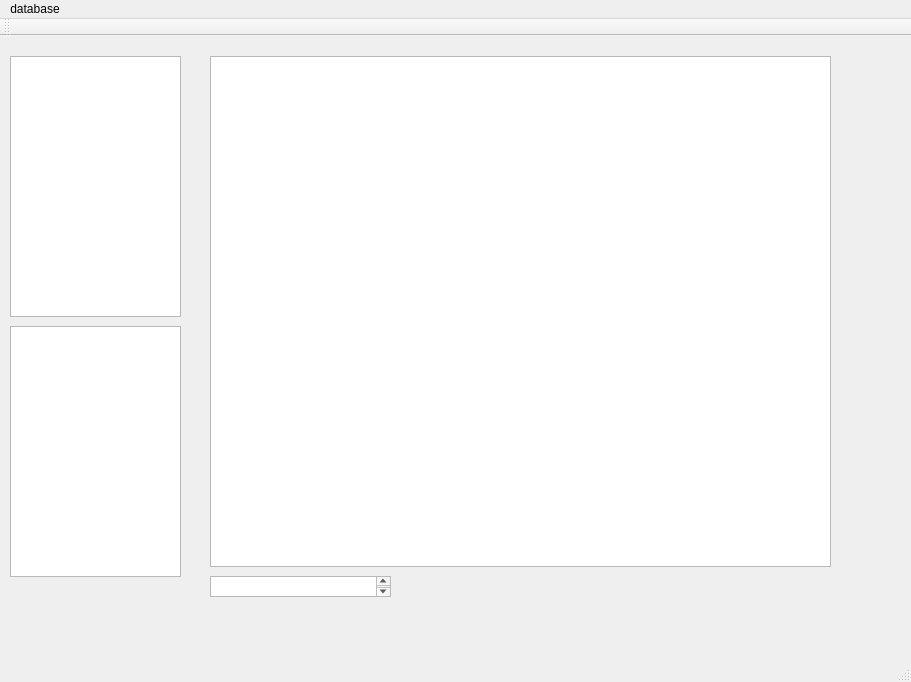
Before: the Qt Designer form Source/GUI/Windows/MainWindow/mainwindow.ui in sunnybouorm/BacklogManager_Qt, drawn with Qt 5.
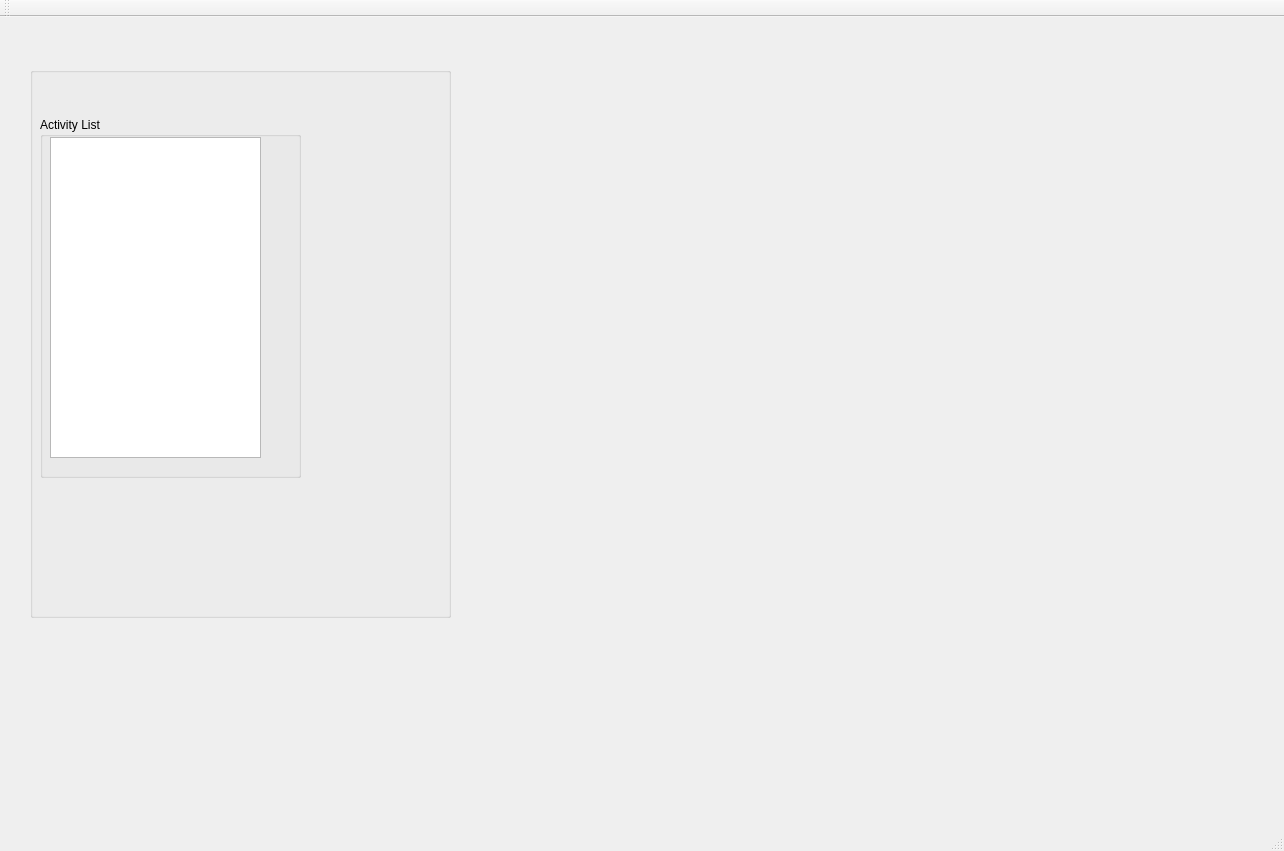
After: the same form once the commit is applied.

Commit message: activity list view now initializes and displays properly, currently read only

What changed in the file:
```diff
--- a/Source/GUI/Windows/MainWindow/mainwindow.ui
+++ b/Source/GUI/Windows/MainWindow/mainwindow.ui
@@ -6,53 +6,52 @@
    <rect>
     <x>0</x>
     <y>0</y>
-    <width>911</width>
-    <height>682</height>
+    <width>1284</width>
+    <height>851</height>
    </rect>
   </property>
   <property name="windowTitle">
    <string>MainWindow</string>
   </property>
   <widget class="QWidget" name="centralWidget">
-   <widget class="QListWidget" name="listWidget">
+   <widget class="QGroupBox" name="groupBox">
     <property name="geometry">
      <rect>
-      <x>10</x>
-      <y>20</y>
-      <width>171</width>
-      <height>261</height>
+      <x>30</x>
+      <y>50</y>
+      <width>421</width>
+      <height>551</height>
      </rect>
     </property>
-   </widget>
-   <widget class="QListWidget" name="listWidget_2">
-    <property name="geometry">
-     <rect>
-      <x>10</x>
-      <y>290</y>
-      <width>171</width>
-      <height>251</height>
-     </rect>
+    <property name="title">
+     <string/>
     </property>
-   </widget>
-   <widget class="QTableView" name="tableView">
-    <property name="geometry">
-     <rect>
-      <x>210</x>
-      <y>20</y>
-      <width>621</width>
-      <height>511</height>
-     </rect>
-    </property>
-   </widget>
-   <widget class="QTextBrowser" name="textBrowser">
-    <property name="geometry">
-     <rect>
-      <x>210</x>
-      <y>540</y>
-      <width>181</width>
-      <height>21</height>
-     </rect>
-    </property>
+    <widget class="QGroupBox" name="groupBox_2">
+     <property name="geometry">
+      <rect>
+       <x>10</x>
+       <y>50</y>
+       <width>261</width>
+       <height>361</height>
+      </rect>
+     </property>
+     <property name="title">
+      <string>Activity List</string>
+     </property>
+     <widget class="QListView" name="ActivityList">
+      <property name="geometry">
+       <rect>
+        <x>10</x>
+        <y>20</y>
+        <width>211</width>
+        <height>321</height>
+       </rect>
+      </property>
+      <property name="modelColumn">
+       <number>0</number>
+      </property>
+     </widget>
+    </widget>
    </widget>
   </widget>
   <widget class="QMenuBar" name="menuBar">
@@ -60,19 +59,10 @@
     <rect>
      <x>0</x>
      <y>0</y>
-     <width>911</width>
+     <width>1284</width>
      <height>21</height>
     </rect>
    </property>
-   <widget class="QMenu" name="menuFile">
-    <property name="title">
-     <string>database</string>
-    </property>
-    <addaction name="actionSet_directory"/>
-    <addaction name="actionExport_to_directory"/>
-    <addaction name="actionImport_from_sql"/>
-   </widget>
-   <addaction name="menuFile"/>
   </widget>
   <widget class="QToolBar" name="mainToolBar">
    <attribute name="toolBarArea">
```
Left out of the diff: 18 changed lines with no effect on the pictures. The commit also changes 9 other files.
